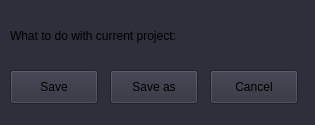
The window that askforsave.ui (GremSnoort/RexPhotoshop2017) describes before a commit, drawn with Qt 5.
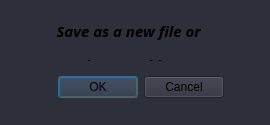
The same window after the commit.

Patch:
```diff
--- a/askforsave.ui
+++ b/askforsave.ui
@@ -6,19 +6,19 @@
    <rect>
     <x>0</x>
     <y>0</y>
-    <width>315</width>
+    <width>270</width>
     <height>125</height>
    </rect>
   </property>
   <property name="minimumSize">
    <size>
-    <width>315</width>
+    <width>270</width>
     <height>125</height>
    </size>
   </property>
   <property name="maximumSize">
    <size>
-    <width>315</width>
+    <width>270</width>
     <height>125</height>
    </size>
   </property>
@@ -28,56 +28,52 @@
   <property name="styleSheet">
    <string notr="true">background-color: rgb(45, 48, 59);</string>
   </property>
-  <widget class="QPushButton" name="SAVE">
-   <property name="geometry">
-    <rect>
-     <x>10</x>
-     <y>70</y>
-     <width>88</width>
-     <height>34</height>
-    </rect>
-   </property>
-   <property name="text">
-    <string>Save</string>
-   </property>
-  </widget>
-  <widget class="QPushButton" name="SAVE_AS">
-   <property name="geometry">
-    <rect>
-     <x>110</x>
-     <y>70</y>
-     <width>88</width>
-     <height>34</height>
-    </rect>
-   </property>
-   <property name="text">
-    <string>Save as</string>
-   </property>
-  </widget>
   <widget class="QLabel" name="label">
    <property name="geometry">
     <rect>
-     <x>10</x>
+     <x>0</x>
      <y>20</y>
-     <width>301</width>
-     <height>31</height>
+     <width>261</width>
+     <height>41</height>
     </rect>
    </property>
+   <property name="font">
+    <font>
+     <family>Adobe Courier</family>
+     <pointsize>11</pointsize>
+     <weight>50</weight>
+     <bold>false</bold>
+    </font>
+   </property>
+   <property name="styleSheet">
+    <string notr="true">color: rgb(160, 200, 180);\n
+font: 75 14pt &quot;Misc Fixed&quot;;</string>
+   </property>
    <property name="text">
-    <string>What to do with current project:</string>
+    <string>&lt;html&gt;&lt;head/&gt;&lt;body&gt;&lt;p align=&quot;center&quot;&gt;&lt;span style=&quot; font-weight:600; font-style:italic;&quot;&gt;Save as a new file or &lt;/span&gt;&lt;/p&gt;&lt;p align=&quot;center&quot;&gt;&lt;span style=&quot; font-weight:600; font-style:italic;&quot;&gt;update an old one?&lt;/span&gt;&lt;/p&gt;&lt;/body&gt;&lt;/html&gt;</string>
    </property>
   </widget>
-  <widget class="QPushButton" name="Cancel">
+  <widget class="QDialogButtonBox" name="buttonBox">
    <property name="geometry">
     <rect>
-     <x>210</x>
+     <x>50</x>
      <y>70</y>
-     <width>88</width>
+     <width>174</width>
      <height>34</height>
     </rect>
    </property>
-   <property name="text">
-    <string>Cancel</string>
+   <property name="cursor">
+    <cursorShape>PointingHandCursor</cursorShape>
+   </property>
+   <property name="focusPolicy">
+    <enum>Qt::ClickFocus</enum>
+   </property>
+   <property name="styleSheet">
+    <string notr="true">font: 75 11pt &quot;Misc Fixed&quot;;
+color: rgb(160, 200, 180);\n</string>
+   </property>
+   <property name="standardButtons">
+    <set>QDialogButtonBox::Cancel|QDialogButtonBox::Ok</set>
    </property>
   </widget>
  </widget>
```
